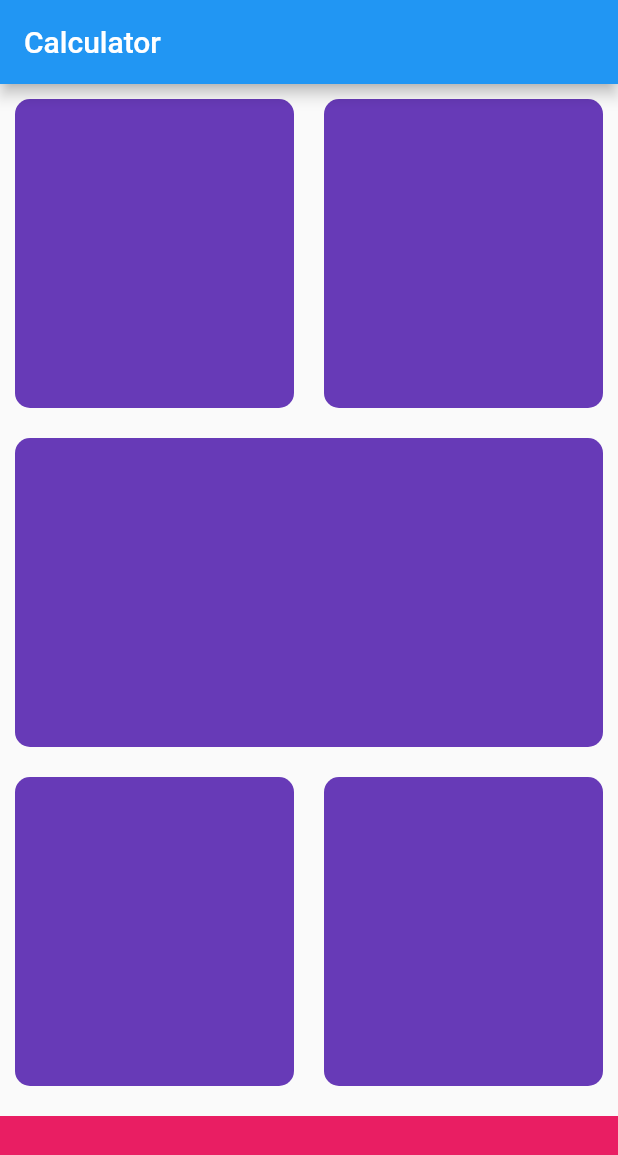
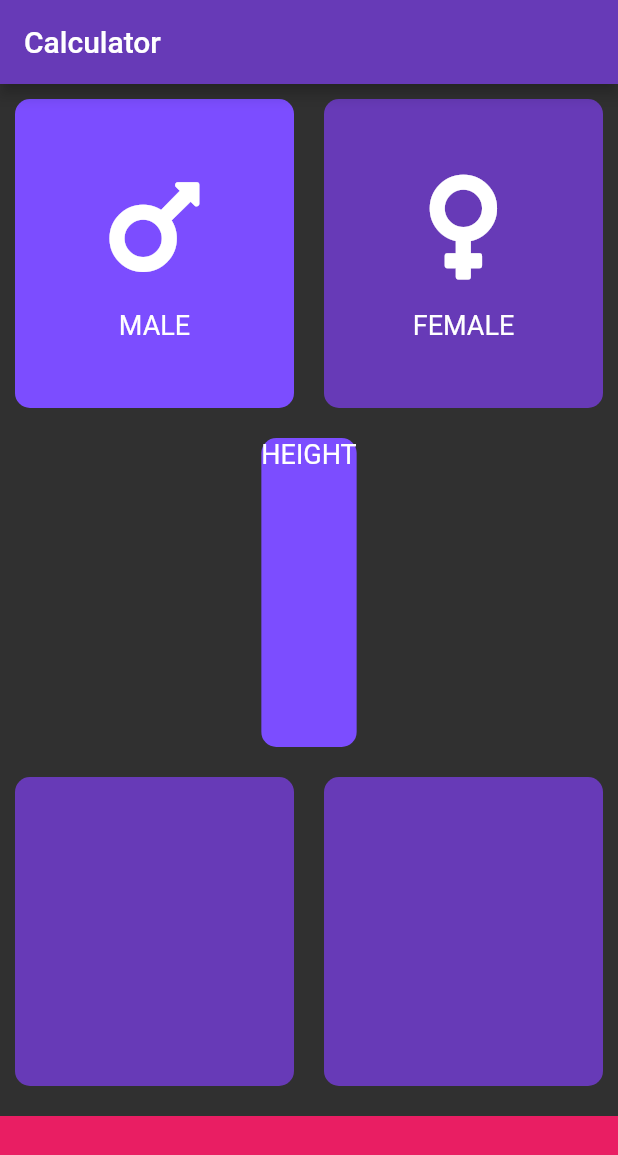
Before and after one commit to ihorkozar/calculator_flutter, a Flutter app: the screen it shows after launch, on a phone screen of 412 x 824 dp. Shown: the top 1155 px of the screen. Run offline on Flutter 3.47's test engine with Material 2 defaults, Android fonts, the phone set to English and light mode, and no system bars; our stand-ins replace font_awesome_flutter.

```diff
--- /dev/null
+++ b/lib/constants.dart
@@ -0,0 +1,11 @@
+import 'package:flutter/material.dart';
+
+const kBottomCardHeight = 80.0;
+const kInactiveCardColor = Colors.deepPurple;
+const kActiveCardColor = Colors.deepPurpleAccent;
+const kBottomCardColor = Colors.pink;
+
+const kTextStyle = TextStyle(
+    fontSize: 18.0,
+    color: Colors.white,
+);
--- a/lib/gender_widget.dart
+++ b/lib/gender_widget.dart
@@ -1,14 +1,11 @@
+import 'package:calculator_flutter/constants.dart';
 import 'package:flutter/material.dart';
 
-
-const _textColor = Colors.white;
-
 class GenderWidget extends StatelessWidget {
-  const GenderWidget({
-    Key? key,
+  GenderWidget({
     required this.text,
     required this.iconData,
-  }) : super(key: key);
+  });
 
   final String text;
   final IconData iconData;
@@ -27,10 +24,7 @@ class GenderWidget extends StatelessWidget {
         ),
         Text(
           text,
-          style: TextStyle(
-            fontSize: 18.0,
-            color: _textColor,
-          ),
+          style: kTextStyle,
         )
       ],
     );
--- a/lib/input_screen.dart
+++ b/lib/input_screen.dart
@@ -2,24 +2,24 @@ import 'package:calculator_flutter/gender_widget.dart';
 import 'package:calculator_flutter/small_card.dart';
 import 'package:flutter/material.dart';
 import 'package:font_awesome_flutter/font_awesome_flutter.dart';
+import 'package:calculator_flutter/constants.dart';
 
-const _bottomCardHeight = 80.0;
-const _baseCardColor = Colors.deepPurple;
-const _bottomCardColor = Colors.pink;
+enum Gender { male, female, }
 
 class InputScreen extends StatefulWidget {
-  const InputScreen({Key? key}) : super(key: key);
-
   @override
   _InputScreenState createState() => _InputScreenState();
 }
 
 class _InputScreenState extends State<InputScreen> {
+  Gender selectedGender = Gender.male;
+
   @override
   Widget build(BuildContext context) {
     return Scaffold(
         appBar: AppBar(
-          title: const Text('Calculator'),
+          backgroundColor: kInactiveCardColor,
+          title: Text('Calculator'),
         ),
         body: Column(
           children: [
@@ -28,7 +28,14 @@ class _InputScreenState extends State<InputScreen> {
               children: [
                 Expanded(
                     child: SmallCard(
-                  color: _baseCardColor,
+                  onTap: () {
+                    setState(() {
+                      selectedGender = Gender.male;
+                    });
+                  },
+                  color: selectedGender == Gender.male
+                      ? kActiveCardColor
+                      : kInactiveCardColor,
                   childCard: GenderWidget(
                     text: 'MALE',
                     iconData: FontAwesomeIcons.mars,
@@ -36,7 +43,14 @@ class _InputScreenState extends State<InputScreen> {
                 )),
                 Expanded(
                   child: SmallCard(
-                      color: _baseCardColor,
+                      onTap: () {
+                        setState(() {
+                          selectedGender = Gender.female;
+                        });
+                      },
+                      color: selectedGender == Gender.female
+                          ? kActiveCardColor
+                          : kInactiveCardColor,
                       childCard: GenderWidget(
                         text: 'FEMALE',
                         iconData: FontAwesomeIcons.venus,
@@ -44,19 +58,27 @@ class _InputScreenState extends State<InputScreen> {
                 ),
               ],
             )),
-            Expanded(child: SmallCard(color: _baseCardColor)),
+            Expanded(
+                child: SmallCard(
+              color: kActiveCardColor,
+              childCard: Column(
+                children: [
+                  Text('HEIGHT', style: kTextStyle,),
+                ],
+              ),
+            )),
             Expanded(
                 child: Row(
               children: [
-                Expanded(child: SmallCard(color: _baseCardColor)),
-                Expanded(child: SmallCard(color: _baseCardColor)),
+                Expanded(child: SmallCard(color: kInactiveCardColor)),
+                Expanded(child: SmallCard(color: kInactiveCardColor)),
               ],
             )),
             Container(
-              color: _bottomCardColor,
+              color: kBottomCardColor,
               margin: EdgeInsets.only(top: 10.0),
               width: double.infinity,
-              height: _bottomCardHeight,
+              height: kBottomCardHeight,
             )
           ],
         ));
--- a/lib/main.dart
+++ b/lib/main.dart
@@ -2,15 +2,14 @@ import 'package:calculator_flutter/input_screen.dart';
 import 'package:flutter/material.dart';
 
 void main() {
-  runApp(const Calculator());
+  runApp(Calculator());
 }
 
 class Calculator extends StatelessWidget {
-  const Calculator({Key? key}) : super(key: key);
-
   @override
   Widget build(BuildContext context) {
-    return const MaterialApp(
+    return MaterialApp(
+      theme: ThemeData.dark(),
       home: InputScreen(),
     );
   }
--- a/lib/small_card.dart
+++ b/lib/small_card.dart
@@ -1,18 +1,22 @@
 import 'package:flutter/material.dart';
 
 class SmallCard extends StatelessWidget {
-  SmallCard({Key? key, required this.color, this.childCard})
-      : super(key: key);
+  SmallCard({required this.color, this.childCard, this.onTap});
 
   final Color color;
   final Widget? childCard;
+  final Function? onTap;
 
   @override
   Widget build(BuildContext context) {
-    return Container(
-      margin: const EdgeInsets.all(10.0),
-      decoration: BoxDecoration(
-          color: color, borderRadius: BorderRadius.circular(10.0)),
+    return GestureDetector(
+      onTap: () => onTap,
+      child: Container(
+        child: childCard,
+        margin: EdgeInsets.all(10.0),
+        decoration: BoxDecoration(
+            color: color, borderRadius: BorderRadius.circular(10.0)),
+      ),
     );
   }
 }
```
